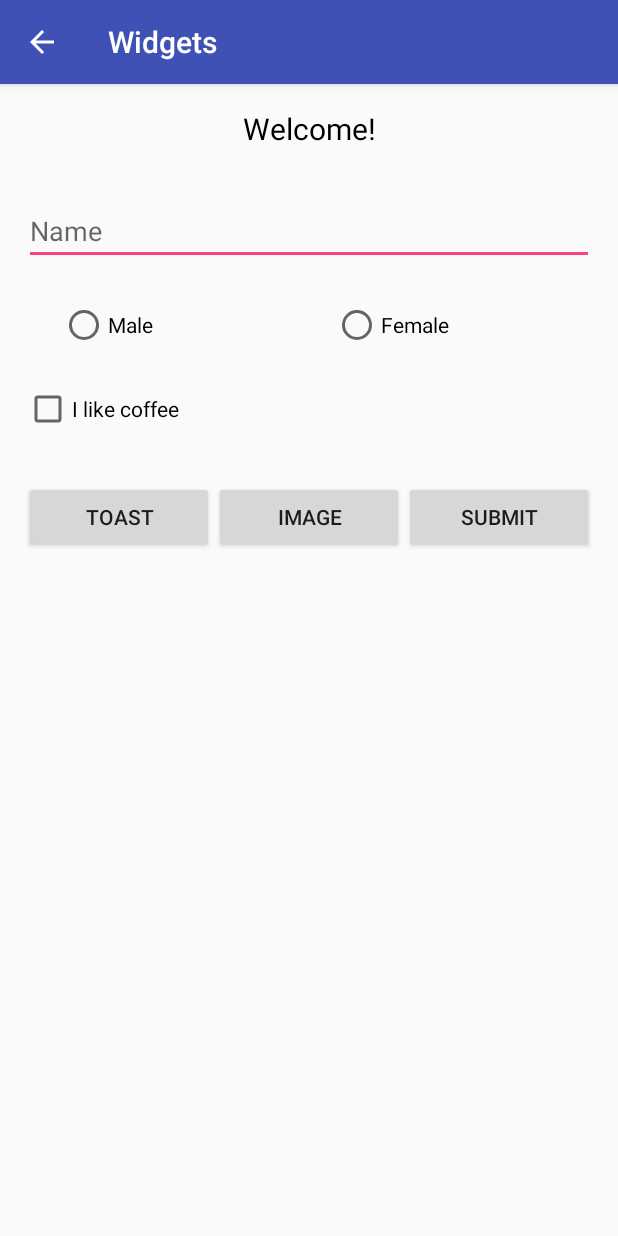
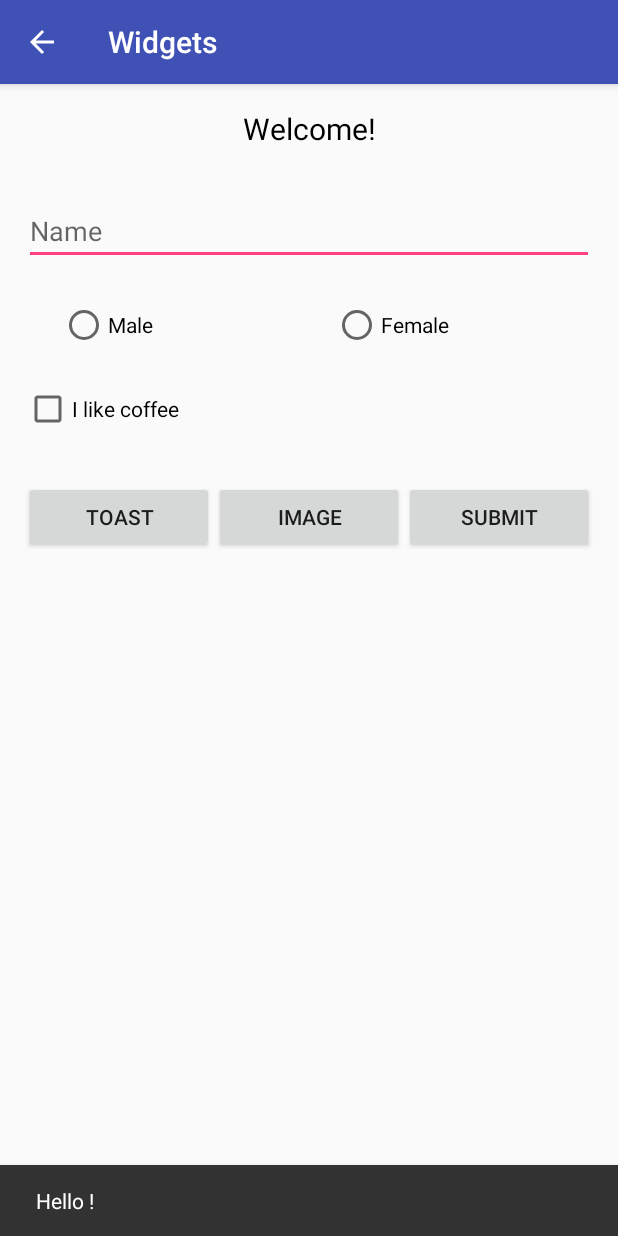
Before and after one commit to SnehPandya18/UltimateAndroid, an Android app: the WidgetsActivity screen opened directly, with no data from a screen before it, after a tap on "TOAST", on a phone screen of 412 x 824 dp. Run offline under Robolectric (Android 15) with nearby library versions, the phone set to English and light mode, and no system bars.

Commit message:
Add: Snackbar

```diff
--- a/app/build.gradle
+++ b/app/build.gradle
@@ -25,5 +25,6 @@ dependencies {
         exclude group: 'com.android.support', module: 'support-annotations'
     })
     compile 'com.android.support:appcompat-v7:25.3.1'
+    compile 'com.android.support:design:25.3.1'
     testCompile 'junit:junit:4.12'
 }
--- a/app/src/main/java/com/snehpandya/ultimateandroid/WidgetsActivity.java
+++ b/app/src/main/java/com/snehpandya/ultimateandroid/WidgetsActivity.java
@@ -2,18 +2,21 @@ package com.snehpandya.ultimateandroid;
 
 import android.content.Intent;
 import android.os.Bundle;
+import android.support.design.widget.Snackbar;
 import android.support.v7.app.AppCompatActivity;
 import android.view.View;
 import android.widget.Button;
 import android.widget.CheckBox;
 import android.widget.EditText;
 import android.widget.RadioButton;
+import android.widget.RelativeLayout;
 import android.widget.TextView;
 import android.widget.Toast;
 
 public class WidgetsActivity extends AppCompatActivity {
 
     String message;
+    private RelativeLayout mRelativeLayout;
 
     @Override
     protected void onCreate(Bundle savedInstanceState) {
@@ -26,7 +29,9 @@ public class WidgetsActivity extends AppCompatActivity {
             public void onClick(View v) {
                 EditText editText = (EditText) findViewById(R.id.edittext);
                 String eText = editText.getText().toString();
-                Toast.makeText(WidgetsActivity.this, "Hey " + eText + "!", Toast.LENGTH_SHORT).show();
+
+                mRelativeLayout = (RelativeLayout) findViewById(R.id.relative);
+                Snackbar.make(mRelativeLayout, "Hello " + eText + "!", Snackbar.LENGTH_SHORT).show();
             }
         });
 
@@ -92,6 +97,7 @@ public class WidgetsActivity extends AppCompatActivity {
         if (t != null) {
             t.setText(message);
         } else {
+            mRelativeLayout = (RelativeLayout) findViewById(R.id.relative);
             Toast.makeText(this, "Error!", Toast.LENGTH_SHORT).show();
         }
     }
--- a/app/src/main/res/layout/activity_widgets.xml
+++ b/app/src/main/res/layout/activity_widgets.xml
@@ -1,5 +1,6 @@
 <?xml version="1.0" encoding="utf-8"?>
 <RelativeLayout
+    android:id="@+id/relative"
     xmlns:android="http://schemas.android.com/apk/res/android"
     xmlns:tools="http://schemas.android.com/tools"
     android:layout_width="match_parent"
```
